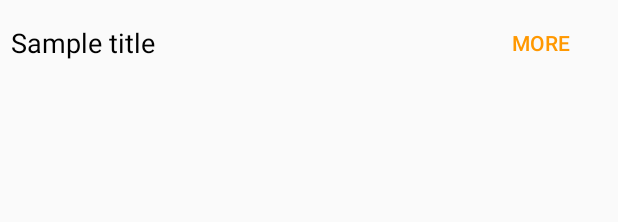
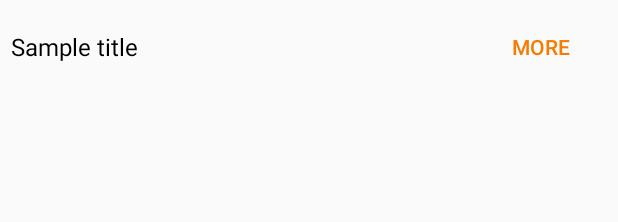
Before and after one commit to indraAsLesmana/Ezytopup_sunmi, an Android app: the layout list_item.xml on its own in the app's theme, with its tools: preview values and no code run, on a phone screen of 412 x 824 dp. Shown: the top 222 px of the screen. Run offline under Robolectric (Android 15) with nearby library versions, the phone set to English and light mode, and no system bars; network calls fail.

Commit message:
correcting color

```diff
--- a/app/src/main/res/layout/list_item.xml
+++ b/app/src/main/res/layout/list_item.xml
@@ -20,20 +20,22 @@
             android:layout_centerVertical="true"
             android:layout_gravity="center_vertical"
             android:layout_toLeftOf="@+id/btn_more"
-            tools:text="Sample title"
             android:textColor="@android:color/black"
-            android:textSize="18sp" />
+            android:textSize="16sp"
+            android:typeface="sans"
+            tools:text="Sample title" />
 
         <Button
             android:id="@+id/btn_more"
             android:layout_width="wrap_content"
-            android:layout_height="42dp"
+            android:layout_height="wrap_content"
             android:layout_alignParentEnd="true"
             android:layout_alignParentRight="true"
             android:layout_centerVertical="true"
+            android:background="@android:color/transparent"
             android:text="@string/more"
-            android:background="@android:color/transparent"
-            android:textColor="@color/colorAccent" />
+            android:textColor="@color/colorPrimaryDark"
+            android:textSize="14sp" />
 
     </RelativeLayout>
 
--- a/app/src/main/res/values/colors.xml
+++ b/app/src/main/res/values/colors.xml
@@ -1,9 +1,9 @@
 <?xml version="1.0" encoding="utf-8"?>
 <resources>
-    <color name="colorPrimary">#FFC107</color>
-    <color name="colorPrimaryDark">#FFA000</color>
-    <color name="primary_light">#FFECB3</color>
-    <color name="colorAccent">#FF9800</color>
+    <color name="colorPrimary">#FF9800</color>
+    <color name="colorPrimaryDark">#F57C00</color>
+    <color name="primary_light">#FFE0B2</color>
+    <color name="colorAccent">#FFC107</color>
     <color name="primary_text">#212121</color>
     <color name="secondary_text">#757575</color>
     <color name="icons">#212121</color>
--- a/app/src/main/res/values/styles.xml
+++ b/app/src/main/res/values/styles.xml
@@ -13,7 +13,7 @@
     <style name="AppTheme.PopupOverlay" parent="ThemeOverlay.AppCompat.Light" />
 
     <style name="MyCustomTabLayout" parent="Widget.Design.TabLayout">
-        <item name="tabIndicatorColor">@color/colorAccent</item>
+        <item name="tabIndicatorColor">@color/primary_light</item>
         <item name="tabTextAppearance">@style/MyCustomTextAppearance</item> <!--make default All caps change-->
         <item name="tabBackground">@color/colorPrimary</item>
         <item name="tabSelectedTextColor">@android:color/white</item> <!--change text color if selected-->
```
